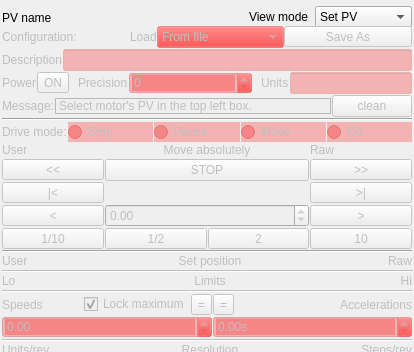
AustralianSynchrotron/motorcontrol, file qcamotorgui/qcamotorgui-setup.ui: the form before one commit; both pictures show x 0 to 414 and y 0 to 352 of the 414 by 1003 pixel window.
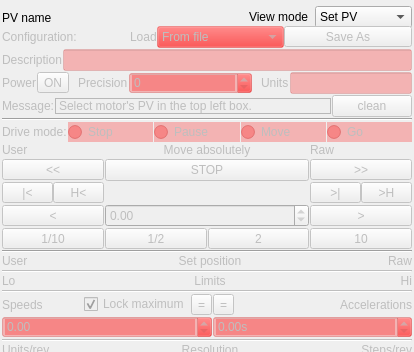
The form after the commit. Custom widgets are drawn as their Qt base class.

What changed in the file:
```diff
--- a/qcamotorgui/qcamotorgui-setup.ui
+++ b/qcamotorgui/qcamotorgui-setup.ui
@@ -6,8 +6,8 @@
    <rect>
     <x>0</x>
     <y>0</y>
-    <width>653</width>
-    <height>1256</height>
+    <width>445</width>
+    <height>1050</height>
    </rect>
   </property>
   <property name="sizePolicy">
@@ -692,26 +692,7 @@
         </property>
        </widget>
       </item>
-      <item row="3" column="0">
-       <widget class="QToolButton" name="goLimitM">
-        <property name="enabled">
-         <bool>false</bool>
-        </property>
-        <property name="sizePolicy">
-         <sizepolicy hsizetype="Preferred" vsizetype="Fixed">
-          <horstretch>0</horstretch>
-          <verstretch>0</verstretch>
-         </sizepolicy>
-        </property>
-        <property name="toolTip">
-         <string>Go to negative limit (hard or soft - whatever is activated first)</string>
-        </property>
-        <property name="text">
-         <string>|&lt;</string>
-        </property>
-       </widget>
-      </item>
-      <item row="3" column="1" colspan="2">
+      <item row="4" column="1" colspan="2">
        <widget class="QWidget" name="placeControlRel" native="true">
         <property name="sizePolicy">
          <sizepolicy hsizetype="Preferred" vsizetype="Fixed">
@@ -732,7 +713,7 @@
         </layout>
        </widget>
       </item>
-      <item row="4" column="0">
+      <item row="5" column="0">
        <widget class="QToolButton" name="goM">
         <property name="enabled">
          <bool>false</bool>
@@ -751,7 +732,7 @@
         </property>
        </widget>
       </item>
-      <item row="4" column="1" colspan="2">
+      <item row="5" column="1" colspan="2">
        <widget class="QMDoubleSpinBox" name="step">
         <property name="sizePolicy">
          <sizepolicy hsizetype="Preferred" vsizetype="Fixed">
@@ -773,7 +754,7 @@
         </property>
        </widget>
       </item>
-      <item row="5" column="0">
+      <item row="6" column="0">
        <widget class="QToolButton" name="stepD10">
         <property name="sizePolicy">
          <sizepolicy hsizetype="Preferred" vsizetype="Fixed">
@@ -789,7 +770,7 @@
         </property>
        </widget>
       </item>
-      <item row="5" column="1">
+      <item row="6" column="1">
        <widget class="QToolButton" name="stepD2">
         <property name="sizePolicy">
          <sizepolicy hsizetype="Preferred" vsizetype="Fixed">
@@ -805,7 +786,7 @@
         </property>
        </widget>
       </item>
-      <item row="5" column="2">
+      <item row="6" column="2">
        <widget class="QToolButton" name="stepM2">
         <property name="sizePolicy">
          <sizepolicy hsizetype="Preferred" vsizetype="Fixed">
@@ -821,7 +802,7 @@
         </property>
        </widget>
       </item>
-      <item row="5" column="3">
+      <item row="6" column="3">
        <widget class="QToolButton" name="stepM10">
         <property name="sizePolicy">
          <sizepolicy hsizetype="Preferred" vsizetype="Fixed">
@@ -837,7 +818,7 @@
         </property>
        </widget>
       </item>
-      <item row="4" column="3">
+      <item row="5" column="3">
        <widget class="QToolButton" name="goP">
         <property name="enabled">
          <bool>false</bool>
@@ -856,25 +837,6 @@
         </property>
        </widget>
       </item>
-      <item row="3" column="3">
-       <widget class="QToolButton" name="goLimitP">
-        <property name="enabled">
-         <bool>false</bool>
-        </property>
-        <property name="sizePolicy">
-         <sizepolicy hsizetype="Preferred" vsizetype="Fixed">
-          <horstretch>0</horstretch>
-          <verstretch>0</verstretch>
-         </sizepolicy>
-        </property>
-        <property name="toolTip">
-         <string>Go to positive limit (hard or soft - whatever is activated first)</string>
-        </property>
-        <property name="text">
-         <string>&gt;|</string>
-        </property>
-       </widget>
-      </item>
       <item row="0" column="3">
        <widget class="QLabel" name="label_7">
         <property name="sizePolicy">
@@ -996,6 +958,90 @@
         </property>
        </widget>
       </item>
+      <item row="4" column="3">
+       <layout class="QHBoxLayout" name="horizontalLayout_7">
+        <property name="spacing">
+         <number>0</number>
+        </property>
+        <item>
+         <widget class="QToolButton" name="goLimitP">
+          <property name="enabled">
+           <bool>false</bool>
+          </property>
+          <property name="sizePolicy">
+           <sizepolicy hsizetype="Preferred" vsizetype="Fixed">
+            <horstretch>0</horstretch>
+            <verstretch>0</verstretch>
+           </sizepolicy>
+          </property>
+          <property name="toolTip">
+           <string>Go to positive limit (hard or soft - whatever is activated first)</string>
+          </property>
+          <property name="text">
+           <string>&gt;|</string>
+          </property>
+         </widget>
+        </item>
+        <item>
+         <widget class="QToolButton" name="goHomeP">
+          <property name="sizePolicy">
+           <sizepolicy hsizetype="Preferred" vsizetype="Fixed">
+            <horstretch>0</horstretch>
+            <verstretch>0</verstretch>
+           </sizepolicy>
+          </property>
+          <property name="toolTip">
+           <string>go home in positive direction</string>
+          </property>
+          <property name="text">
+           <string>&gt;H</string>
+          </property>
+         </widget>
+        </item>
+       </layout>
+      </item>
+      <item row="4" column="0">
+       <layout class="QHBoxLayout" name="horizontalLayout_8">
+        <property name="spacing">
+         <number>0</number>
+        </property>
+        <item>
+         <widget class="QToolButton" name="goLimitM">
+          <property name="enabled">
+           <bool>false</bool>
+          </property>
+          <property name="sizePolicy">
+           <sizepolicy hsizetype="Preferred" vsizetype="Fixed">
+            <horstretch>0</horstretch>
+            <verstretch>0</verstretch>
+           </sizepolicy>
+          </property>
+          <property name="toolTip">
+           <string>Go to negative limit (hard or soft - whatever is activated first)</string>
+          </property>
+          <property name="text">
+           <string>|&lt;</string>
+          </property>
+         </widget>
+        </item>
+        <item>
+         <widget class="QToolButton" name="goHomeM">
+          <property name="sizePolicy">
+           <sizepolicy hsizetype="Preferred" vsizetype="Fixed">
+            <horstretch>0</horstretch>
+            <verstretch>0</verstretch>
+           </sizepolicy>
+          </property>
+          <property name="toolTip">
+           <string>Go home in negative direction</string>
+          </property>
+          <property name="text">
+           <string>H&lt;</string>
+          </property>
+         </widget>
+        </item>
+       </layout>
+      </item>
      </layout>
     </widget>
    </item>
```
